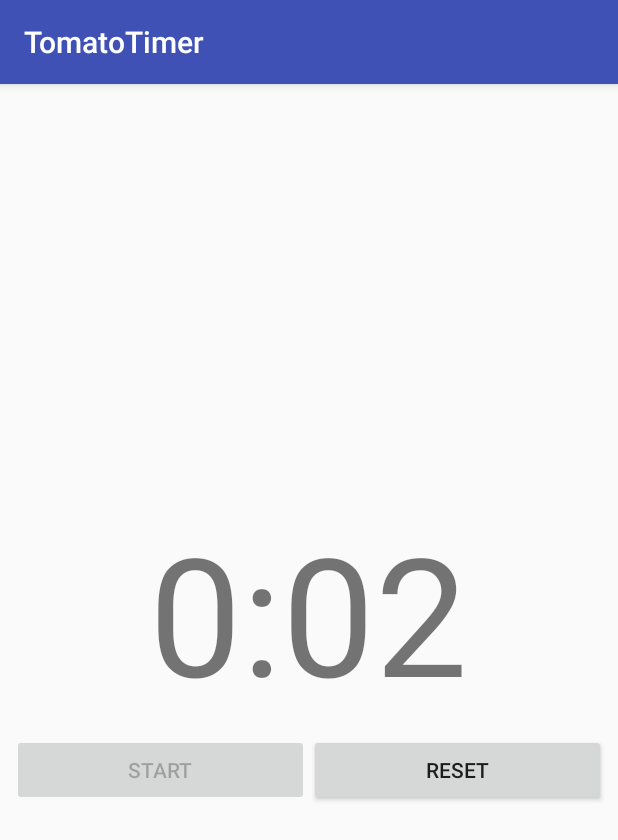
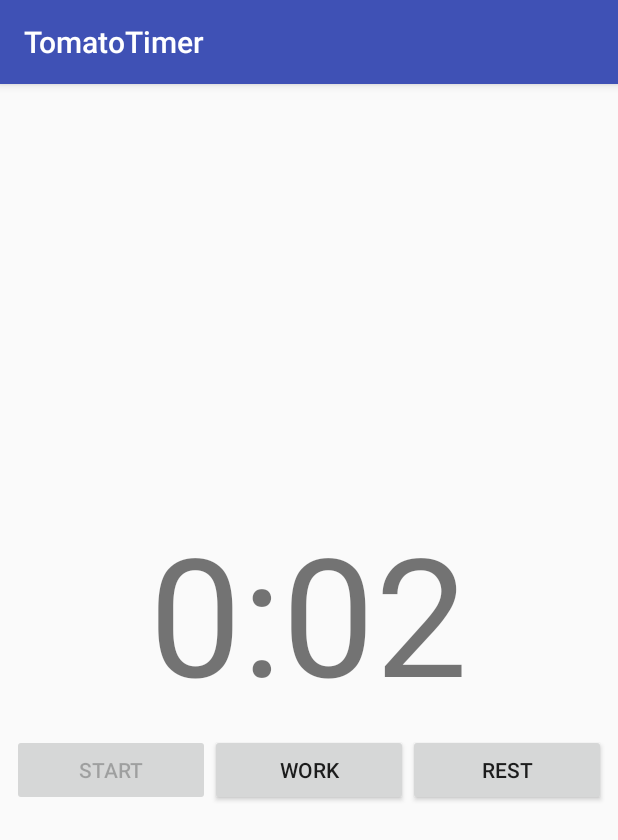
Before and after one commit to jshou/TomatoTimer, an Android app: the screen it shows after launch (MainActivity), after a tap on "START", on a phone screen of 412 x 824 dp. Shown: the top 840 px of the screen. Run offline under Robolectric (Android 15) with nearby library versions, the phone set to English and light mode, and no system bars.

Commit message:
work and rest buttons

```diff
--- a/app/src/main/java/com/joshuahou/tomatotimer/tomatotimer/MainActivity.kt
+++ b/app/src/main/java/com/joshuahou/tomatotimer/tomatotimer/MainActivity.kt
@@ -13,20 +13,11 @@ import java.io.FileDescriptor
 
 class MainActivity : AppCompatActivity() {
     companion object {
-        const val TOMATO_AMOUNT = (0.05 * 60 * 1000).toLong()
-        const val REST_AMOUNT = 5 * 60 * 1000
+        const val WORK_AMOUNT = (0.05 * 60 * 1000).toLong()
+        const val REST_AMOUNT = (5 * 60 * 1000).toLong()
     }
 
-    private var timer: CountDownTimer = object: CountDownTimer(TOMATO_AMOUNT, 1000) {
-        override fun onFinish() {
-            onTimerFinish()
-        }
-
-        override fun onTick(millisUntilFinished: Long) {
-            timerDisplay.text = formatTime(millisUntilFinished)
-        }
-    }
-
+    private lateinit var timer: CountDownTimer
     private lateinit var audioPlayer: MediaPlayer
     private lateinit var beepFile: FileDescriptor
 
@@ -42,23 +33,44 @@ class MainActivity : AppCompatActivity() {
                 .setContentType(AudioAttributes.CONTENT_TYPE_SPEECH)
                 .build()
         audioPlayer.setAudioAttributes(attributes)
+
         setupAudio()
+        setupTimer(WORK_AMOUNT)
     }
 
     fun start(view: View) {
         timer.start()
         startButton.isEnabled = false
-        resetButton.isEnabled = true
         Toast.makeText(this, getString(R.string.start_message), Toast.LENGTH_SHORT).show()
     }
 
-    fun reset(view: View) {
+    fun resetWork(view: View) {
+        reset(view)
+        setupTimer(WORK_AMOUNT)
+    }
+
+    fun resetRest(view: View) {
+        reset(view)
+        setupTimer(REST_AMOUNT)
+    }
+
+    private fun reset(view: View) {
         timer.cancel()
         startButton.isEnabled = true
-        resetButton.isEnabled = false
-        timerDisplay.text = formatTime(TOMATO_AMOUNT)
         resetAudio()
-        Toast.makeText(this, getString(R.string.reset_message), Toast.LENGTH_SHORT).show()
+    }
+
+    private fun setupTimer(amount: Long) {
+        timer = object: CountDownTimer(amount, 500) {
+            override fun onFinish() {
+                onTimerFinish()
+            }
+
+            override fun onTick(millisUntilFinished: Long) {
+                timerDisplay.text = formatTime(millisUntilFinished)
+            }
+        }
+        timerDisplay.text = formatTime(amount)
     }
 
     fun onTimerFinish() {
--- a/app/src/main/res/layout/activity_main.xml
+++ b/app/src/main/res/layout/activity_main.xml
@@ -36,13 +36,20 @@
             android:text="@string/start_stop" />
 
         <Button
-            android:id="@+id/resetButton"
+            android:id="@+id/resetWorkButton"
             android:layout_width="match_parent"
             android:layout_height="wrap_content"
             android:layout_weight="1"
-            android:onClick="reset"
-            android:enabled="false"
-            android:text="@string/reset" />
+            android:onClick="resetWork"
+            android:text="@string/resetWork" />
+
+        <Button
+            android:id="@+id/resetRestButton"
+            android:layout_width="match_parent"
+            android:layout_height="wrap_content"
+            android:layout_weight="1"
+            android:onClick="resetRest"
+            android:text="@string/resetRest" />
     </LinearLayout>
 
 </LinearLayout>
--- a/app/src/main/res/values/strings.xml
+++ b/app/src/main/res/values/strings.xml
@@ -1,8 +1,8 @@
 <resources>
     <string name="app_name">TomatoTimer</string>
     <string name="start_stop">Start</string>
-    <string name="reset">Reset</string>
-    <string name="reset_message">Resetting timer</string>
+    <string name="resetWork">Work</string>
+    <string name="resetRest">Rest</string>
     <string name="start_message">Starting timer</string>
     <string name="finished_timer_message">Finished</string>
 </resources>
```
Also changed, not shown: 1 other file.
